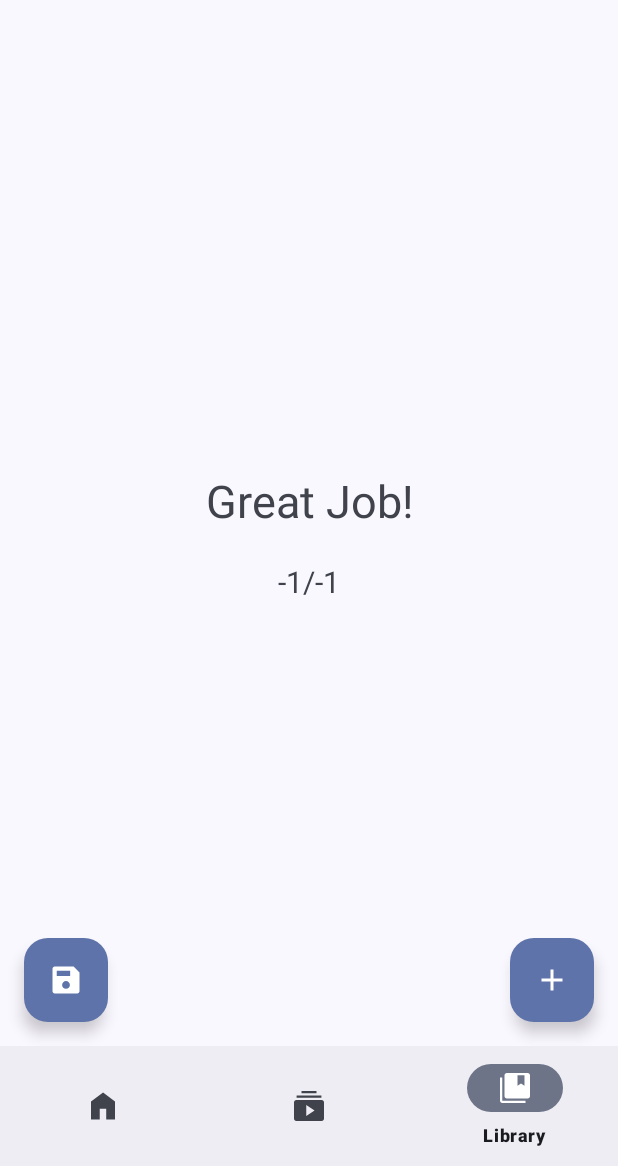
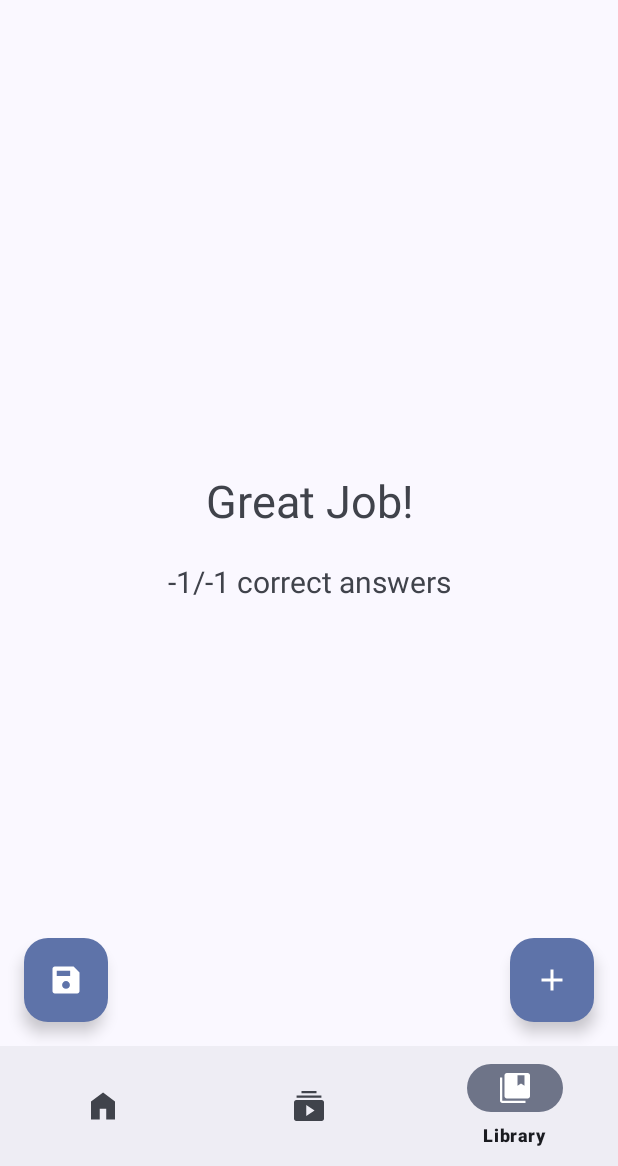
Before and after one commit to you-apps/TriviaYou, an Android app: the fragment ResultFragment placed in its activity, item 3 of the bottom bar chosen, on a phone screen of 412 x 824 dp, the part 70-1236 px from its top. Run offline under Robolectric (Android 15) with nearby library versions, the phone set to English and light mode, and no system bars; our stand-ins replace navigation-ui; libraries missing offline, so code that uses them is left out: retrofit2.converter.jackson; 2 statements that could not run were skipped.

Commit message:
improve results page

```diff
--- a/app/src/main/java/com/bnyro/trivia/fragments/ResultFragment.kt
+++ b/app/src/main/java/com/bnyro/trivia/fragments/ResultFragment.kt
@@ -35,11 +35,11 @@ class ResultFragment : Fragment() {
 
         val correctAnswersPercentage: Float = correctAnswers.toFloat() / totalQuestions
         binding.resultText.text = when {
-            correctAnswersPercentage > 2 / 3 -> getString(R.string.result_great)
-            correctAnswersPercentage > 1 / 3 -> getString(R.string.result_average)
+            correctAnswersPercentage > 2F / 3F -> getString(R.string.result_great)
+            correctAnswersPercentage > 1F / 3F -> getString(R.string.result_average)
             else -> getString(R.string.result_fail)
         }
 
-        binding.resultStats.text = "$correctAnswers/$totalQuestions"
+        binding.resultStats.text = context?.getString(R.string.result_stats, "$correctAnswers/$totalQuestions")
     }
 }
--- a/app/src/main/res/values/strings.xml
+++ b/app/src/main/res/values/strings.xml
@@ -68,6 +68,7 @@
     <string name="result_great">Great Job!</string>
     <string name="result_average">Average performance</string>
     <string name="result_fail">Fail</string>
+    <string name="result_stats">%1$s correct answers</string>
 
     <!-- User Stats -->
     <string name="user_stats">User Stats</string>
```
